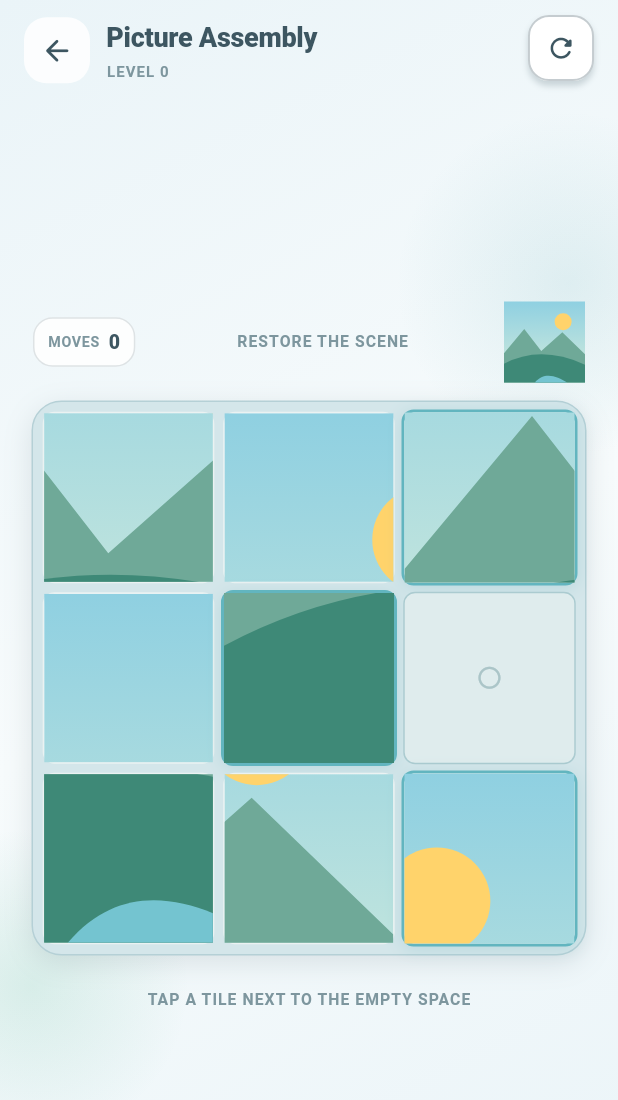
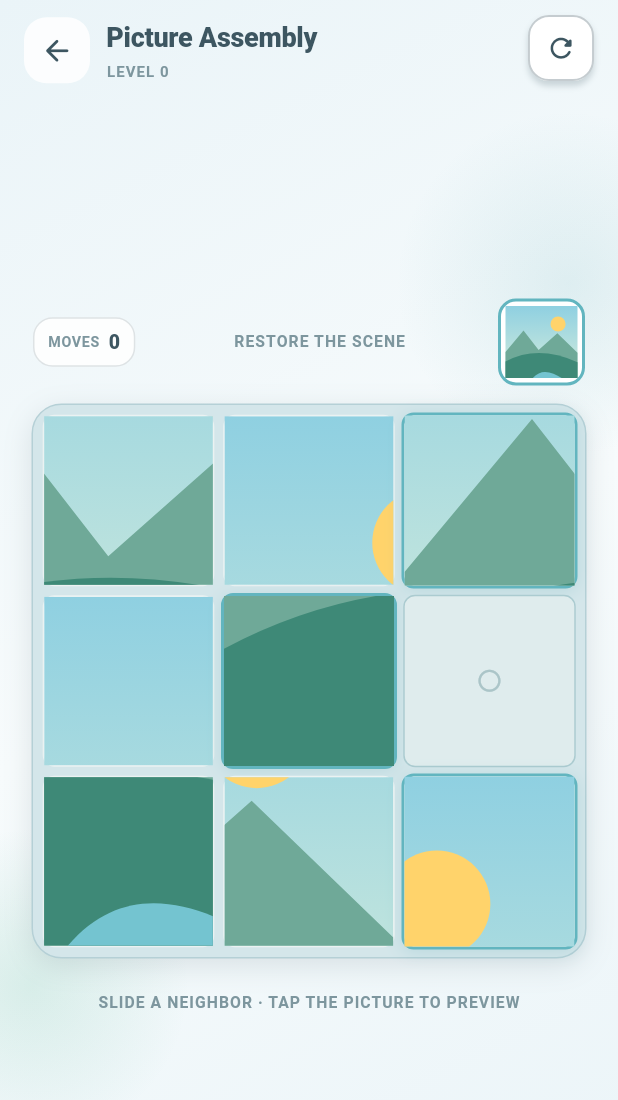
Before and after one commit to nurgeldiserikbay/flooria, a Flutter app: the PictureAssemblePage screen opened directly with empty values, on a phone screen of 412 x 824 dp. Shown: the top 1100 px of the screen. Run offline on Flutter 3.47's test engine with Material 3 defaults, Android fonts, the phone set to English and light mode, and no system bars; our stand-ins replace flutter_svg, shared_preferences; accounts and stored records are empty.

Commit message:
Flooria Wave 23: full-picture preview for Picture Assembly (#118)
* feat: add full-picture reference preview to Picture Assembly

* test: verify accessible Picture Assembly preview and responsive viewports

```diff
--- a/lib/games/picture_assemble/picture_assemble_page.dart
+++ b/lib/games/picture_assemble/picture_assemble_page.dart
@@ -31,6 +31,30 @@
   void initState() { super.initState(); resetLevel(); }
   @override
   void resetLevel() => _engine = PictureAssembleEngine.forLevel(level);
+
+  void _showPicturePreview() {
+    showDialog<void>(
+      context: context,
+      builder: (context) => AlertDialog(
+        title: const Text('Finished picture'),
+        content: Semantics(
+          label: 'Reference picture: sun above green hills and a river',
+          image: true,
+          child: AspectRatio(
+            aspectRatio: 1,
+            child: CustomPaint(
+              key: const ValueKey('picture-large-preview'),
+              painter: _ScenePreviewPainter(),
+            ),
+          ),
+        ),
+        actions: [TextButton(
+          onPressed: () => Navigator.of(context).pop(),
+          child: const Text('BACK TO PUZZLE'),
+        )],
+      ),
+    );
+  }
 
   void _tap(int cell) {
     final result = _engine.tap(cell);
@@ -69,7 +93,30 @@
               const SizedBox(width: 12),
               const Expanded(child: HintLine('RESTORE THE SCENE', palette: _palette)),
               const SizedBox(width: 8),
-              CustomPaint(size: const Size(54, 54), painter: _ScenePreviewPainter()),
+              Tooltip(
+                message: 'View complete picture',
+                child: InkWell(
+                  key: const ValueKey('picture-preview-open'),
+                  onTap: _showPicturePreview,
+                  borderRadius: BorderRadius.circular(12),
+                  child: Semantics(
+                    button: true,
+                    label: 'View complete picture',
+                    child: Container(
+                      padding: const EdgeInsets.all(3),
+                      decoration: BoxDecoration(
+                        color: const Color(0xFFFFFFFF),
+                        borderRadius: BorderRadius.circular(12),
+                        border: Border.all(color: const Color(0xFF62B5BF), width: 2),
+                      ),
+                      child: CustomPaint(
+                        size: const Size(48, 48),
+                        painter: _ScenePreviewPainter(),
+                      ),
+                    ),
+                  ),
+                ),
+              ),
             ])),
           const SizedBox(height: 12),
           Container(
@@ -164,7 +211,7 @@
                 detail: 'Put every picture fragment back in place.',
                 onReplay: replayLevel, onNext: nextLevel))
           else
-            const HintLine('TAP A TILE NEXT TO THE EMPTY SPACE', palette: _palette),
+            const HintLine('SLIDE A NEIGHBOR · TAP THE PICTURE TO PREVIEW', palette: _palette),
         ]));
     }),
   );
```
Also changed, not shown: 1 other file.
